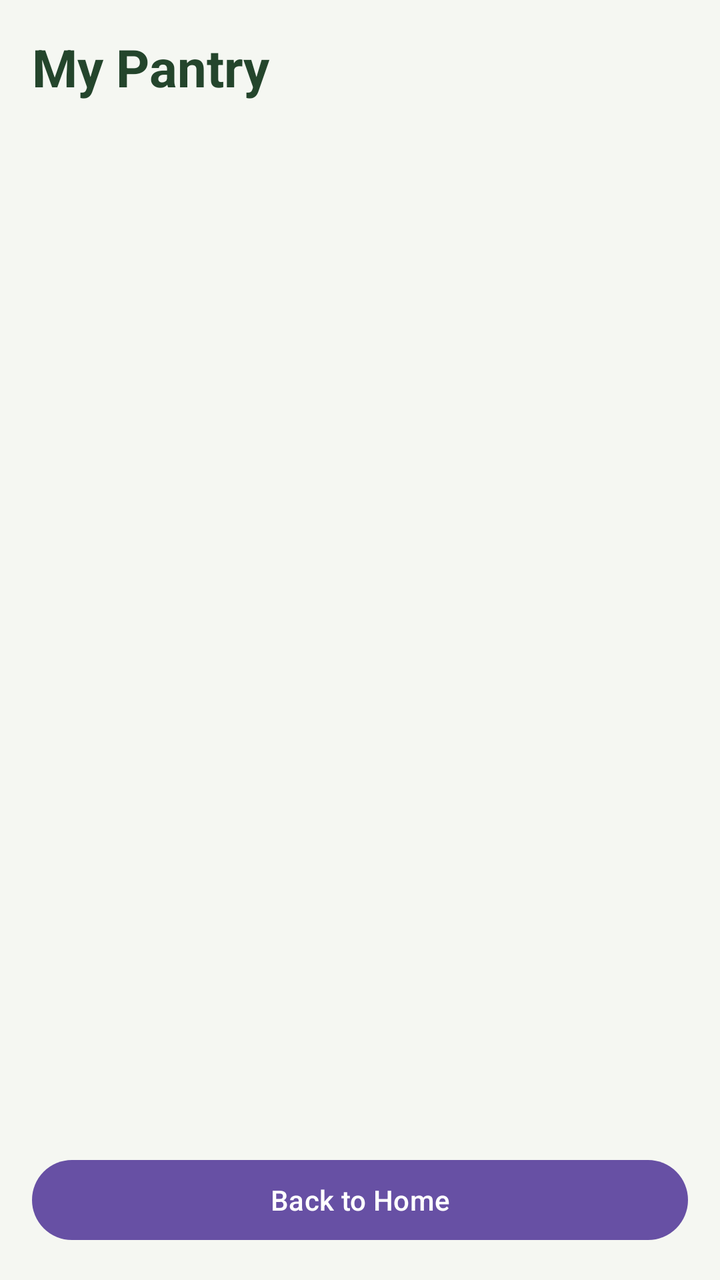
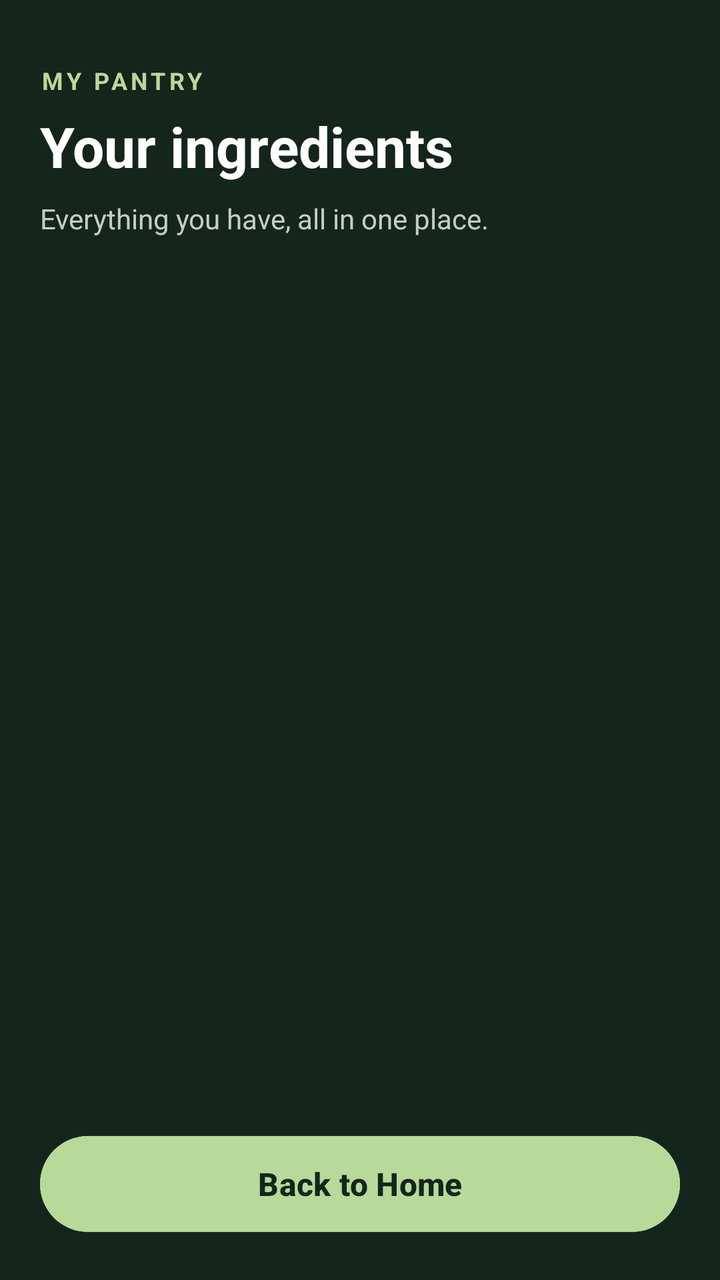

The first picture is an Android layout as it rendered before a commit; the second is the same layout after the commit. The layout source and the unified diff follow.
<!-- AndroidManifest.xml: application theme Theme.SmartPantryManager -->
<!-- res/layout/activity_my_pantry.xml -->
<?xml version="1.0" encoding="utf-8"?>
<LinearLayout
    xmlns:android="http://schemas.android.com/apk/res/android"
    android:layout_width="match_parent"
    android:layout_height="match_parent"
    android:orientation="vertical"
    android:padding="16dp"
    android:background="#F5F7F2">

    <TextView
        android:layout_width="match_parent"
        android:layout_height="wrap_content"
        android:text="My Pantry"
        android:textSize="26sp"
        android:textStyle="bold"
        android:textColor="#24452C"
        android:paddingBottom="12dp" />

    <androidx.recyclerview.widget.RecyclerView
        android:id="@+id/recyclerPantry"
        android:layout_width="match_parent"
        android:layout_height="0dp"
        android:layout_weight="1"
        android:layout_marginTop="8dp" />

    <Button
        android:id="@+id/btnBackHome"
        android:layout_width="match_parent"
        android:layout_height="wrap_content"
        android:text="Back to Home" />

</LinearLayout>
<!-- resources referenced by this layout -->
<resources>
  <style name="Theme.SmartPantryManager" parent="Base.Theme.SmartPantryManager" />
  <style name="Base.Theme.SmartPantryManager" parent="Theme.Material3.DayNight.NoActionBar">
          
          
      </style>
</resources>

<!-- the commit's change to res/layout/activity_my_pantry.xml (unified diff, before → after) -->
@@ -4,29 +4,56 @@
     android:layout_width="match_parent"
     android:layout_height="match_parent"
     android:orientation="vertical"
-    android:padding="16dp"
-    android:background="#F5F7F2">
+    android:padding="20dp"
+    android:background="#14251B">
 
     <TextView
         android:layout_width="match_parent"
         android:layout_height="wrap_content"
-        android:text="My Pantry"
-        android:textSize="26sp"
+        android:text="MY PANTRY"
+        android:textSize="12sp"
         android:textStyle="bold"
-        android:textColor="#24452C"
-        android:paddingBottom="12dp" />
+        android:letterSpacing="0.15"
+        android:textColor="#B7D99A"
+        android:paddingTop="12dp" />
+
+    <TextView
+        android:layout_width="match_parent"
+        android:layout_height="wrap_content"
+        android:text="Your ingredients"
+        android:textSize="28sp"
+        android:textStyle="bold"
+        android:textColor="#FFFFFF"
+        android:paddingTop="6dp"
+        android:paddingBottom="8dp" />
+
+    <TextView
+        android:layout_width="match_parent"
+        android:layout_height="wrap_content"
+        android:text="Everything you have, all in one place."
+        android:textSize="14sp"
+        android:textColor="#C3CEC5"
+        android:paddingBottom="16dp" />
 
     <androidx.recyclerview.widget.RecyclerView
         android:id="@+id/recyclerPantry"
         android:layout_width="match_parent"
         android:layout_height="0dp"
         android:layout_weight="1"
-        android:layout_marginTop="8dp" />
+        android:layout_marginTop="4dp"
+        android:clipToPadding="false"
+        android:paddingBottom="12dp" />
 
     <Button
         android:id="@+id/btnBackHome"
         android:layout_width="match_parent"
-        android:layout_height="wrap_content"
-        android:text="Back to Home" />
+        android:layout_height="56dp"
+        android:text="Back to Home"
+        android:textAllCaps="false"
+        android:textSize="16sp"
+        android:textStyle="bold"
+        android:textColor="#14251B"
+        android:backgroundTint="#B7D99A"
+        android:layout_marginTop="12dp" />
 
 </LinearLayout>
